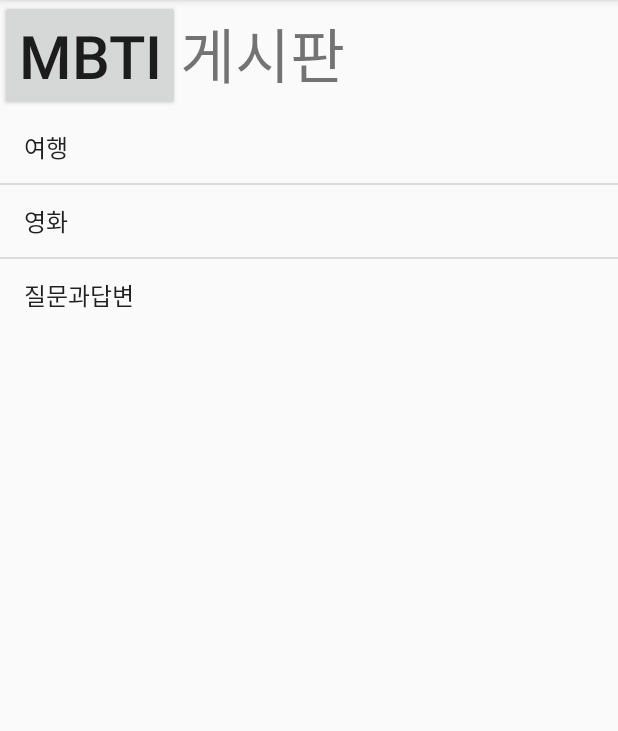
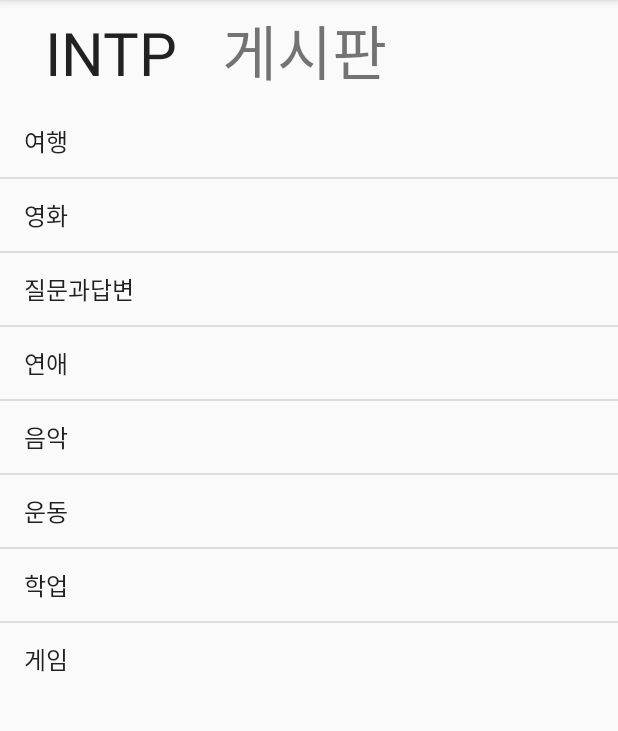
Before and after one commit to moon722/MBTIclub, an Android app: the fragment Frag3 placed in its activity, on a phone screen of 412 x 824 dp, the part 84-815 px from its top. Run offline under Robolectric (Android 15) with nearby library versions, the phone set to English and light mode, and no system bars.

Commit message:
MBTI_selection 기능 구현

```diff
--- /dev/null
+++ b/app/src/main/java/com/example/mbticlub/Frag3.java
@@ -0,0 +1,121 @@
+package com.example.mbticlub;
+
+import android.app.AlertDialog;
+import android.content.DialogInterface;
+import android.os.Bundle;
+import android.view.LayoutInflater;
+import android.view.View;
+import android.view.ViewGroup;
+import android.widget.AdapterView;
+import android.widget.ArrayAdapter;
+import android.widget.Button;
+import android.widget.EditText;
+import android.widget.ListView;
+import android.widget.TextView;
+
+import androidx.annotation.NonNull;
+import androidx.annotation.Nullable;
+import androidx.fragment.app.Fragment;
+
+import com.example.mbticlub.R;
+
+import java.util.ArrayList;
+import java.util.List;
+
+public class Frag3 extends Fragment{
+
+
+    private View view;
+    private ListView board_list;
+//    Button MBTI_selection;
+//    TextView board_title;
+    final CharSequence[] MBTIs = {"INTP","ENTP","INFP","ENFP","ESFP","ISFP"};
+//    AlertDialog.Builder builder = new AlertDialog.Builder(null);
+
+
+
+    @Nullable
+    @Override
+    public View onCreateView(@NonNull LayoutInflater inflater, @Nullable ViewGroup container, @Nullable Bundle savedInstanceState) {
+        view = inflater.inflate(R.layout.frag3,container,false);
+
+//        MBTI_selection = (Button)view.findViewById(R.id.MBTI_selection);
+//        board_title = (TextView)view.findViewById(R.id.board_title);
+
+
+
+        board_list = (ListView) view.findViewById(R.id.board_list);
+
+        List<String> board_data = new ArrayList<>();//arraylist 배열 안에 스트링 형태로 리스트를 만들겠다
+        final ArrayAdapter<String> adapter = new ArrayAdapter<>(getActivity(),android.R.layout.simple_list_item_1,board_data);
+        board_list.setAdapter(adapter);
+
+        board_data.add("여행");
+        board_data.add("영화");
+        board_data.add("질문과답변");
+        board_data.add("연애");
+        board_data.add("음악");
+        board_data.add("운동");
+        board_data.add("학업");
+        board_data.add("게임");
+
+
+
+
+
+        adapter.notifyDataSetChanged();//이 상태를 저장
+
+        //add data to listview
+        ListView listView=new ListView(this.getActivity());
+        //add data to array
+        List<String> data=new ArrayList<>();
+        data.add("INTJ");
+        data.add("INTP");
+        data.add("ENTJ");
+        data.add("ENTP");
+
+        data.add("INFj");
+        data.add("INFP");
+        data.add("ENFJ");
+        data.add("ENFP");
+
+        data.add("ISTJ");
+        data.add("INFJ");
+        data.add("ESTJ");
+        data.add("ESFJ");
+
+        data.add("ISTP");
+        data.add("ISFP");
+        data.add("ESTP");
+        data.add("ESFP");
+
+
+        //create array adapter
+        final ArrayAdapter<String> adapter_dialog=new ArrayAdapter<String>(getActivity(),android.R.layout.simple_list_item_1,data);
+        listView.setAdapter(adapter_dialog);
+        //now we add list view to alert box
+        AlertDialog.Builder builder=new AlertDialog.Builder(getActivity());
+        builder.setCancelable(true);
+        builder.setView(listView);
+        final AlertDialog dialog = builder.create();
+        //do action to Edit Text
+        final EditText txtDate = (EditText)view.findViewById(R.id.editMBTI);
+        txtDate.setOnClickListener(new View.OnClickListener() {
+            @Override
+            public void onClick(View v) {
+                dialog.show();
+            }
+        });
+
+        listView.setOnItemClickListener(new AdapterView.OnItemClickListener() {
+            @Override
+            public void onItemClick(AdapterView<?> parent, View view, int position, long id) {
+                txtDate.setText(adapter_dialog.getItem(position));
+                dialog.dismiss();
+            }
+        });
+
+        return view;
+    }
+
+}
--- a/app/src/main/java/com/example/mbticlub/MainActivity.java
+++ b/app/src/main/java/com/example/mbticlub/MainActivity.java
@@ -9,7 +9,6 @@ import android.os.Bundle;
 import android.view.MenuItem;
 import android.widget.ListView;
 
-import com.example.mbticlub.board.Frag3;
 import com.google.android.material.bottomnavigation.BottomNavigationView;
 
 public class MainActivity extends AppCompatActivity {
--- a/app/src/main/java/com/example/mbticlub/board/Frag3.java
+++ /dev/null
@@ -1,87 +0,0 @@
-package com.example.mbticlub.board;
-
-import android.app.AlertDialog;
-import android.content.DialogInterface;
-import android.os.Bundle;
-import android.view.LayoutInflater;
-import android.view.View;
-import android.view.ViewGroup;
-import android.widget.ArrayAdapter;
-import android.widget.Button;
-import android.widget.ListView;
-import android.widget.TextView;
-
-import androidx.annotation.NonNull;
-import androidx.annotation.Nullable;
-import androidx.fragment.app.Fragment;
-
-import com.example.mbticlub.R;
-
-import java.util.ArrayList;
-import java.util.List;
-
-public class Frag3 extends Fragment {
-
-
-    private View view;
-    private ListView board_list;
-    Button MBTI_selection;
-    TextView board_title;
-    final CharSequence[] MBTIs = {"INTP","ENTP","INFP","ENFP","ESFP","ISFP"};
-//    AlertDialog.Builder builder = new AlertDialog.Builder(null);
-
-
-
-
-    @Nullable
-    @Override
-    public void onCreate(Bundle savedInstanceState) {
-        super.onCreate(savedInstanceState);
-        setContentView(R.layout.frag3);
-
-
-        button8.setOnClickListener { view ->
-
-                var builder = AlertDialog.Builder(this)
-            builder.setTitle("리스트 다이얼로그")
-            builder.setNegativeButton("취소", null)
-
-            //리스너 세팅
-            //리스트뷰 다이얼로그의 몇번째 항목을 선택했는지가 which에 들어옴
-            //버튼들에 세팅하면 이게 몇번째 버튼인지/setItems에 세팅하면 이게 몇번째 항목인지가 들어옴.옴
-            var listner =  object:DialogInterface.OnClickListener{
-                override fun onClick(dialog: DialogInterface?, which: Int) {
-                    textView.text = "기본리스트 다이얼로그 :  ${data1[which]}"
-                }
-            }
-            builder.setItems(data1, listner)
-            builder.show()
-
-        }
-    }
-    public View onCreateView(@NonNull LayoutInflater inflater, @Nullable ViewGroup container, @Nullable Bundle savedInstanceState) {
-        view = inflater.inflate(R.layout.frag3,container,false);
-
-        MBTI_selection = (Button)view.findViewById(R.id.MBTI_selection);
-        board_title = (TextView)view.findViewById(R.id.board_title);
-
-
-
-        board_list = (ListView) view.findViewById(R.id.board_list);
-
-
-        List<String> board_data = new ArrayList<>();//arraylist 배열 안에 스트링 형태로 리스트를 만들겠다
-        ArrayAdapter<String> adapter = new ArrayAdapter<>(getActivity(),android.R.layout.simple_list_item_1,board_data);
-
-
-        board_list.setAdapter(adapter);
-
-        board_data.add("여행");
-        board_data.add("영화");
-        board_data.add("질문과답변");
-
-        adapter.notifyDataSetChanged();//이 상태를 저장
-
-        return view;
-    }
-}
--- a/app/src/main/res/layout/frag3.xml
+++ b/app/src/main/res/layout/frag3.xml
@@ -1,21 +1,32 @@
 <?xml version="1.0" encoding="utf-8"?>
-<LinearLayout
-    xmlns:android="http://schemas.android.com/apk/res/android"
+<LinearLayout xmlns:android="http://schemas.android.com/apk/res/android"
     android:layout_width="match_parent"
     android:layout_height="match_parent"
+    xmlns:app="http://schemas.android.com/apk/res-auto"
     android:orientation="vertical">
+
 
     <LinearLayout
         android:layout_width="match_parent"
         android:layout_height="wrap_content"
         android:orientation="horizontal">
 
-        <Button
-            android:id="@+id/MBTI_selection"
-            android:layout_width="wrap_content"
-            android:layout_height="wrap_content"
-            android:text="MBTI"
-            android:textSize="40sp"/>
+        <EditText
+            android:id="@+id/editMBTI"
+            android:layout_width="148dp"
+            android:layout_height="70dp"
+            android:gravity="center"
+
+            android:ems="10"
+            android:focusable="false"
+            android:inputType="textPersonName"
+            android:text="INTP"
+            android:textSize="40sp"
+            android:background="@null"
+            app:layout_constraintEnd_toEndOf="parent"
+            app:layout_constraintStart_toStartOf="parent"
+            app:layout_constraintTop_toTopOf="parent" />
+
 
         <TextView
             android:id="@+id/board_title"
@@ -24,7 +35,9 @@
             android:text="게시판"
             android:textSize="40sp" />
 
-        </LinearLayout>
+
+
+    </LinearLayout>
 
 
     <ListView
```
